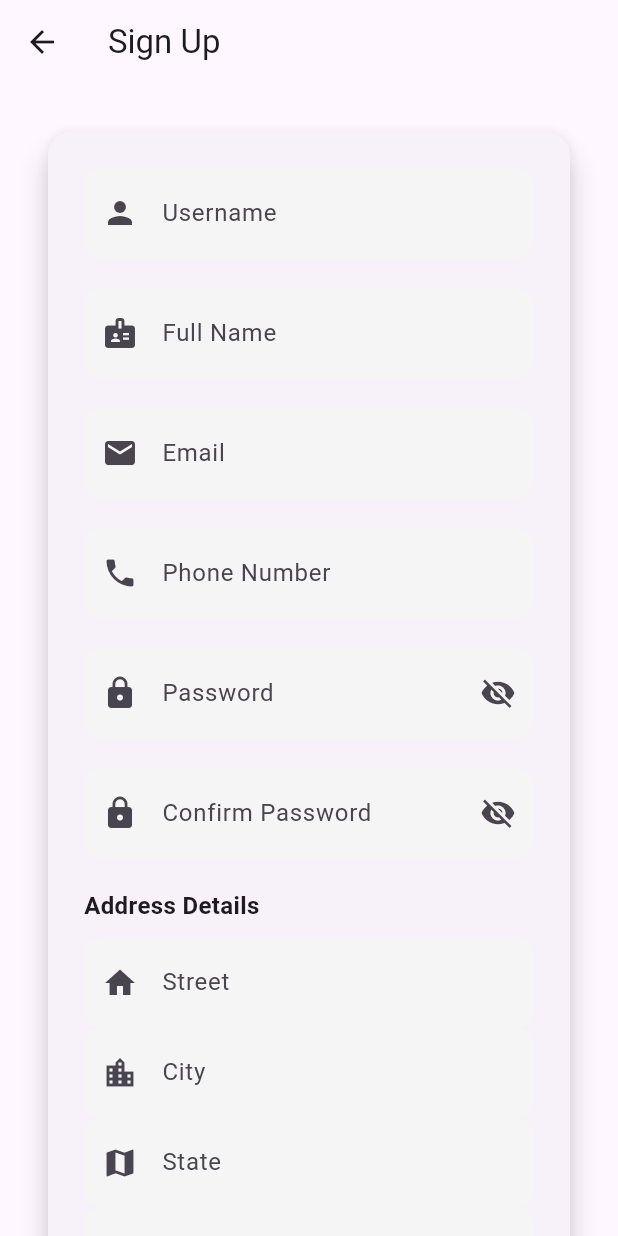
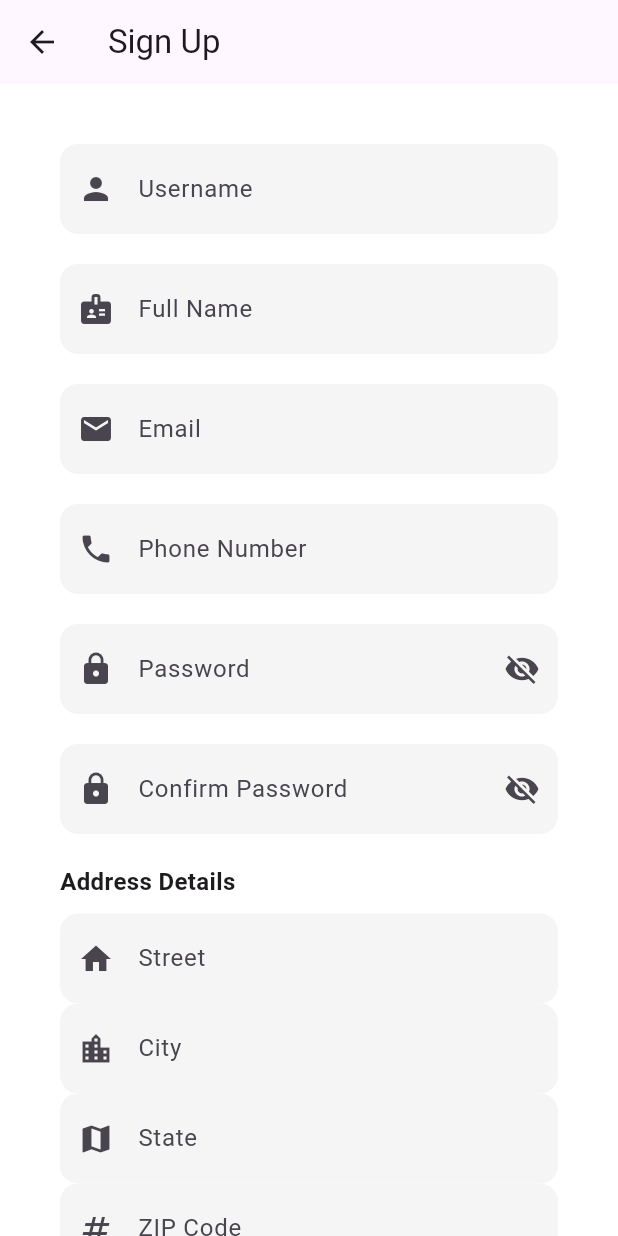
Before and after one commit to mepikachu/CampusKart-Flutter, a Flutter app: the screen it shows after launch, after a tap on "Login", after a tap on "Create Account", on a phone screen of 412 x 824 dp. Run offline on Flutter 3.47's test engine with Material 3 defaults, Android fonts, the phone set to English and light mode, and no system bars; our stand-ins replace flutter_secure_storage, image_picker, shared_preferences.

Commit message:
Ui updated

```diff
--- a/src/olx_for_iitrpr/lib/login/login.dart
+++ b/src/olx_for_iitrpr/lib/login/login.dart
@@ -5,8 +5,12 @@ import 'package:http/http.dart' as http;
 import 'package:flutter_secure_storage/flutter_secure_storage.dart';
 import 'package:shared_preferences/shared_preferences.dart';
 
+// Import your ForgotPasswordScreen
+import 'forgot_password.dart';
+
 class LoginScreen extends StatefulWidget {
   const LoginScreen({super.key});
+
   @override
   State<LoginScreen> createState() => _LoginScreenState();
 }
@@ -28,7 +32,6 @@ class _LoginScreenState extends State<LoginScreen> {
     _checkExistingSession();
   }
 
-  // Check if an authCookie is already stored, and auto-login if present.
   Future<void> _checkExistingSession() async {
     final authCookie = await _secureStorage.read(key: 'authCookie');
     if (authCookie != null && mounted) {
@@ -36,7 +39,6 @@ class _LoginScreenState extends State<LoginScreen> {
     }
   }
 
-  // Attempt login via credentials
   Future<void> _handleLogin() async {
     if (!_formKey.currentState!.validate()) return;
     setState(() {
@@ -57,13 +59,11 @@ class _LoginScreenState extends State<LoginScreen> {
 
       final responseBody = json.decode(response.body);
       if (response.statusCode == 200 && responseBody['success'] == true) {
-        // Save authCookie securely
         await _secureStorage.write(
           key: 'authCookie',
           value: responseBody['authCookie'],
         );
 
-        // Handle remember me: save identifier in SharedPreferences if checked.
         final prefs = await SharedPreferences.getInstance();
         await prefs.setBool('rememberMe', _rememberMe);
         if (_rememberMe) {
@@ -91,7 +91,6 @@ class _LoginScreenState extends State<LoginScreen> {
     }
   }
 
-  // Load saved identifier if "remember me" was enabled
   Future<void> _loadSavedIdentifier() async {
     final prefs = await SharedPreferences.getInstance();
     final identifier = prefs.getString('identifier');
@@ -113,45 +112,46 @@ class _LoginScreenState extends State<LoginScreen> {
   @override
   Widget build(BuildContext context) {
     return Scaffold(
-      body: Container(
-        decoration: const BoxDecoration(
-          gradient: LinearGradient(
-            colors: [Color(0xFF00C6FF), Color(0xFF0072FF)],
-            begin: Alignment.topCenter,
-            end: Alignment.bottomCenter,
-          ),
-        ),
-        child: SafeArea(
-          child: Center(
+      backgroundColor: Colors.white, // Plain single-color background
+      body: SafeArea(
         child: SingleChildScrollView(
           padding: const EdgeInsets.all(16),
-              child: Card(
-                elevation: 8,
-                shape: RoundedRectangleBorder(
-                  borderRadius: BorderRadius.circular(16),
-                ),
-                margin: const EdgeInsets.all(16),
-                child: Padding(
-                  padding: const EdgeInsets.all(24),
           child: Form(
             key: _formKey,
             child: Column(
-                      mainAxisSize: MainAxisSize.min,
+              crossAxisAlignment: CrossAxisAlignment.center,
               children: [
+                const SizedBox(height: 16),
                 const CircleAvatar(
                   radius: 40,
-                          child: Icon(Icons.person, size: 50),
+                  backgroundColor: Colors.white,
+                  child: Icon(Icons.person, size: 50, color: Colors.black54),
+                ),
+                const SizedBox(height: 16),
+                const Text(
+                  "Welcome Back!",
+                  style: TextStyle(
+                    fontSize: 24,
+                    fontWeight: FontWeight.bold,
+                    color: Colors.black,
+                  ),
                 ),
                 const SizedBox(height: 20),
+
+                // Email/Username field
                 TextFormField(
                   controller: _identifierController,
                   decoration: const InputDecoration(
                     labelText: "Email/Username",
                     prefixIcon: Icon(Icons.person_outline),
+                    border: OutlineInputBorder(),
                   ),
-                          validator: (value) => (value?.isEmpty ?? true) ? "Required" : null,
+                  validator: (value) =>
+                      (value?.isEmpty ?? true) ? "Required" : null,
                 ),
-                        const SizedBox(height: 20),
+                const SizedBox(height: 16),
+
+                // Password field
                 TextFormField(
                   controller: _passwordController,
                   obscureText: _obscurePassword,
@@ -159,13 +159,20 @@ class _LoginScreenState extends State<LoginScreen> {
                     labelText: "Password",
                     prefixIcon: const Icon(Icons.lock_outline),
                     suffixIcon: IconButton(
-                              icon: Icon(_obscurePassword ? Icons.visibility_off : Icons.visibility),
-                              onPressed: () =>
-                                  setState(() => _obscurePassword = !_obscurePassword),
+                      icon: Icon(
+                        _obscurePassword ? Icons.visibility_off : Icons.visibility,
                       ),
+                      onPressed: () => setState(() {
+                        _obscurePassword = !_obscurePassword;
+                      }),
                     ),
-                          validator: (value) => (value?.isEmpty ?? true) ? "Required" : null,
+                    border: const OutlineInputBorder(),
                   ),
+                  validator: (value) =>
+                      (value?.isEmpty ?? true) ? "Required" : null,
+                ),
+
+                // Remember me & Forgot Password row
                 const SizedBox(height: 10),
                 Row(
                   children: [
@@ -176,34 +183,54 @@ class _LoginScreenState extends State<LoginScreen> {
                     ),
                     const Text("Remember me"),
                     const Spacer(),
+
+                    // Directly navigate to ForgotPasswordScreen
                     TextButton(
-                              onPressed: () => Navigator.pushNamed(context, '/forgot-password'),
+                      onPressed: () {
+                        Navigator.push(
+                          context,
+                          MaterialPageRoute(
+                            builder: (context) => const ForgotPasswordScreen(),
+                          ),
+                        );
+                      },
                       child: const Text("Forgot Password?"),
                     ),
                   ],
                 ),
+
                 if (_errorMessage != null)
                   Padding(
                     padding: const EdgeInsets.only(bottom: 16),
                     child: Text(
                       _errorMessage!,
-                              style: const TextStyle(color: Colors.red, fontSize: 16),
+                      style: const TextStyle(
+                        color: Colors.red,
+                        fontSize: 16,
                       ),
                     ),
-                        SizedBox(
-                          width: double.infinity,
-                          child: ElevatedButton(
-                            onPressed: _isLoading ? null : _handleLogin,
-                            child: _isLoading
+                  ),
+
+                // Login "button" as a text link (same style as "Create Account")
+                _isLoading
                     ? const SizedBox(
                         width: 24,
                         height: 24,
                         child: CircularProgressIndicator(strokeWidth: 2.5),
                       )
-                                : const Text("Login"),
+                    : TextButton(
+                        onPressed: _handleLogin,
+                        child: const Text(
+                          "Login",
+                          style: TextStyle(
+                            fontSize: 16,
+                            fontWeight: FontWeight.bold,
+                          ),
                         ),
                       ),
                 const SizedBox(height: 20),
+
+                // Create account link
                 TextButton(
                   onPressed: () => Navigator.pushNamed(context, '/signup'),
                   child: const Text("Create Account"),
@@ -213,10 +240,6 @@ class _LoginScreenState extends State<LoginScreen> {
           ),
         ),
       ),
-            ),
-          ),
-        ),
-      ),
     );
   }
 }
--- a/src/olx_for_iitrpr/lib/login/sign_up.dart
+++ b/src/olx_for_iitrpr/lib/login/sign_up.dart
@@ -46,7 +46,6 @@ class _SignUpScreenState extends State<SignUpScreen> {
     super.dispose();
   }
 
-  // Constructs address map to send as JSON.
   Map<String, dynamic> _getAddress() {
     return {
       'street': _streetController.text,
@@ -57,7 +56,6 @@ class _SignUpScreenState extends State<SignUpScreen> {
     };
   }
 
-  // Handles registration; on success stores the authCookie and navigates to home.
   Future<void> _handleSignUp() async {
     if (!_formKey.currentState!.validate()) return;
 
@@ -86,11 +84,9 @@ class _SignUpScreenState extends State<SignUpScreen> {
       final responseBody = json.decode(response.body);
 
       if (response.statusCode == 201 && responseBody['success'] == true) {
-        // Registration successful, store the authCookie for auto login.
         final authCookie = responseBody['authCookie'];
         await _secureStorage.write(key: 'authCookie', value: authCookie);
 
-        // Optionally, if you want to remember the identifier:
         final prefs = await SharedPreferences.getInstance();
         await prefs.setString('identifier', _emailController.text);
 
@@ -111,7 +107,6 @@ class _SignUpScreenState extends State<SignUpScreen> {
     }
   }
 
-  // Shows an error dialog with the given message.
   void _showErrorDialog(String message) {
     showDialog(
       context: context,
@@ -131,13 +126,10 @@ class _SignUpScreenState extends State<SignUpScreen> {
   @override
   Widget build(BuildContext context) {
     return Scaffold(
+      backgroundColor: Colors.white, // Plain white background
       appBar: AppBar(title: const Text("Sign Up")),
       body: SingleChildScrollView(
         padding: const EdgeInsets.all(16),
-        child: Card(
-          elevation: 8,
-          shape: RoundedRectangleBorder(borderRadius: BorderRadius.circular(16)),
-          margin: const EdgeInsets.all(16),
         child: Padding(
           padding: const EdgeInsets.all(24),
           child: Form(
@@ -158,11 +150,13 @@ class _SignUpScreenState extends State<SignUpScreen> {
                 const SizedBox(height: 20),
                 _buildAddressSection(),
                 const SizedBox(height: 30),
+
+                // Sign Up "button" as a text link, with a spinner if loading
                 _buildSignUpButton(),
+
                 const SizedBox(height: 16),
                 _buildLoginLink(),
               ],
-              ),
             ),
           ),
         ),
@@ -180,7 +174,9 @@ class _SignUpScreenState extends State<SignUpScreen> {
       ),
       validator: (value) {
         if (value == null || value.isEmpty) return "Username is required";
-        if (value.length < 3 || value.length > 30) return "Must be 3-30 characters";
+        if (value.length < 3 || value.length > 30) {
+          return "Must be 3-30 characters";
+        }
         return null;
       },
     );
@@ -229,7 +225,9 @@ class _SignUpScreenState extends State<SignUpScreen> {
       ),
       validator: (value) {
         if (value == null || value.isEmpty) return "Phone number is required";
-        if (!RegExp(r'^[0-9]{10}$').hasMatch(value)) return "Invalid phone number";
+        if (!RegExp(r'^[0-9]{10}$').hasMatch(value)) {
+          return "Invalid phone number";
+        }
         return null;
       },
     );
@@ -279,46 +277,64 @@ class _SignUpScreenState extends State<SignUpScreen> {
     return Column(
       crossAxisAlignment: CrossAxisAlignment.start,
       children: [
-        const Text("Address Details", style: TextStyle(fontSize: 16, fontWeight: FontWeight.bold)),
+        const Text(
+          "Address Details",
+          style: TextStyle(fontSize: 16, fontWeight: FontWeight.bold),
+        ),
         const SizedBox(height: 10),
         TextFormField(
           controller: _streetController,
-          decoration: const InputDecoration(labelText: "Street", prefixIcon: Icon(Icons.home)),
+          decoration: const InputDecoration(
+            labelText: "Street",
+            prefixIcon: Icon(Icons.home),
+          ),
           validator: (value) => (value?.isEmpty ?? true) ? "Street is required" : null,
         ),
         TextFormField(
           controller: _cityController,
-          decoration: const InputDecoration(labelText: "City", prefixIcon: Icon(Icons.location_city)),
+          decoration: const InputDecoration(
+            labelText: "City",
+            prefixIcon: Icon(Icons.location_city),
+          ),
           validator: (value) => (value?.isEmpty ?? true) ? "City is required" : null,
         ),
         TextFormField(
           controller: _stateController,
-          decoration: const InputDecoration(labelText: "State", prefixIcon: Icon(Icons.map)),
+          decoration: const InputDecoration(
+            labelText: "State",
+            prefixIcon: Icon(Icons.map),
+          ),
           validator: (value) => (value?.isEmpty ?? true) ? "State is required" : null,
         ),
         TextFormField(
           controller: _zipCodeController,
           keyboardType: TextInputType.number,
-          decoration: const InputDecoration(labelText: "ZIP Code", prefixIcon: Icon(Icons.numbers)),
+          decoration: const InputDecoration(
+            labelText: "ZIP Code",
+            prefixIcon: Icon(Icons.numbers),
+          ),
           validator: (value) => (value?.isEmpty ?? true) ? "ZIP Code is required" : null,
         ),
       ],
     );
   }
 
+  /// **Sign Up "button"** as a text link, showing a loading spinner if busy
   Widget _buildSignUpButton() {
-    return SizedBox(
-      width: double.infinity,
-      child: ElevatedButton(
-        onPressed: _isLoading ? null : _handleSignUp,
-        style: ElevatedButton.styleFrom(padding: const EdgeInsets.symmetric(vertical: 16)),
-        child: _isLoading
+    return _isLoading
         ? const SizedBox(
+            width: 24,
             height: 24,
-                width: 24,
-                child: CircularProgressIndicator(strokeWidth: 2.5, color: Colors.white),
+            child: CircularProgressIndicator(strokeWidth: 2.5),
           )
-            : const Text("Sign Up", style: TextStyle(fontSize: 16)),
+        : TextButton(
+            onPressed: _handleSignUp,
+            child: const Text(
+              "Sign Up",
+              style: TextStyle(
+                fontSize: 16,
+                fontWeight: FontWeight.bold,
+              ),
             ),
           );
   }
@@ -330,8 +346,11 @@ class _SignUpScreenState extends State<SignUpScreen> {
         const Text("Already have an account? "),
         TextButton(
           onPressed: () => Navigator.pushReplacementNamed(context, '/login'),
-          child: const Text("Login", style: TextStyle(fontWeight: FontWeight.bold)),
-        )
+          child: const Text(
+            "Login",
+            style: TextStyle(fontWeight: FontWeight.bold),
+          ),
+        ),
       ],
     );
   }
--- a/src/olx_for_iitrpr/lib/main.dart
+++ b/src/olx_for_iitrpr/lib/main.dart
@@ -21,7 +21,7 @@ class MyApp extends StatelessWidget {
         '/': (context) => const LoginScreen(),
         '/home': (context) => const HomeScreen(),
         '/signup': (context) => const SignUpScreen(),
-        '/forgot': (context) => const ForgotPasswordScreen(),
+        '/forgot-password': (context) => const ForgotPasswordScreen(),
       },
       theme: ThemeData(
         primarySwatch: Colors.blue,
```
Lines whose indentation alone changed are shown as unchanged.
